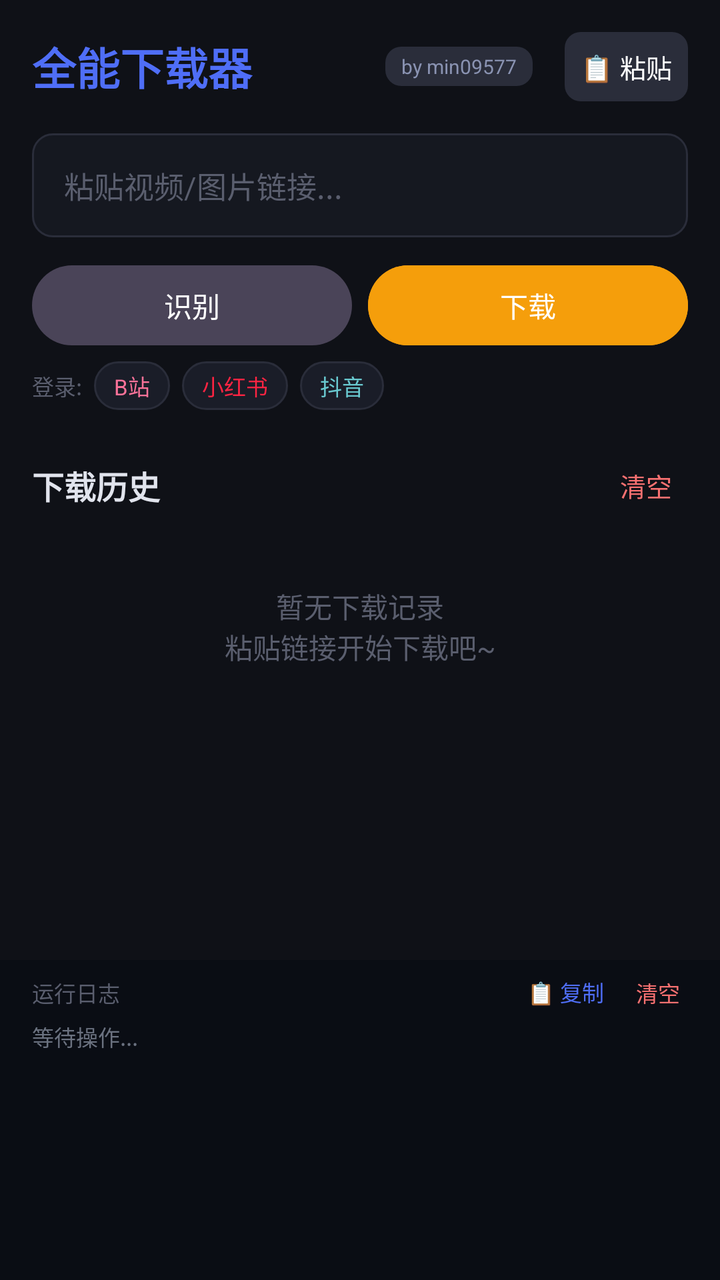
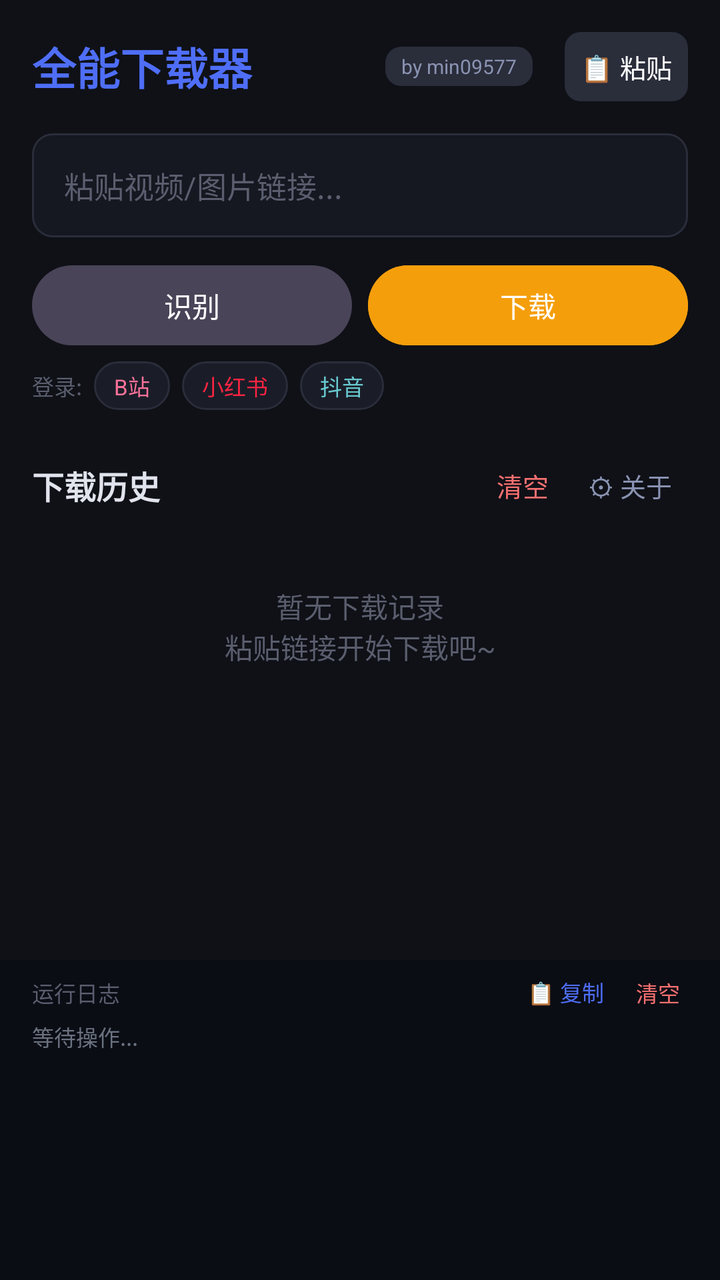

Before-and-after screenshots of an Android layout around one commit, followed by the original layout XML and the change that was made.
<!-- AndroidManifest.xml: application theme Theme.UniversalDownloader -->
<!-- res/layout/activity_main.xml -->
<?xml version="1.0" encoding="utf-8"?>
<LinearLayout xmlns:android="http://schemas.android.com/apk/res/android"
    xmlns:app="http://schemas.android.com/apk/res-auto"
    android:layout_width="match_parent"
    android:layout_height="match_parent"
    android:orientation="vertical"
    android:background="#0F1117"
    android:fitsSystemWindows="true">

    
    <LinearLayout
        android:layout_width="match_parent"
        android:layout_height="wrap_content"
        android:gravity="center_vertical"
        android:orientation="horizontal"
        android:padding="16dp">

        <TextView
            android:layout_width="0dp"
            android:layout_height="wrap_content"
            android:layout_weight="1"
            android:text="全能下载器"
            android:textColor="#4F6EF7"
            android:textSize="22sp"
            android:textStyle="bold" />

        <TextView
            android:id="@+id/tvAuthor"
            android:layout_width="wrap_content"
            android:layout_height="wrap_content"
            android:background="@drawable/bg_button_small"
            android:paddingHorizontal="8dp"
            android:paddingVertical="3dp"
            android:text="by min09577"
            android:textColor="#8A93B2"
            android:textSize="10sp"
            android:layout_marginEnd="8dp" />

        <TextView
            android:id="@+id/tvVersion"
            android:layout_width="wrap_content"
            android:layout_height="wrap_content"
            android:textColor="#4A4E5E"
            android:textSize="11sp"
            android:layout_marginEnd="8dp" />

        <TextView
            android:id="@+id/btnPaste"
            android:layout_width="wrap_content"
            android:layout_height="wrap_content"
            android:background="@drawable/bg_button_small"
            android:clickable="true"
            android:focusable="true"
            android:padding="8dp"
            android:text="📋 粘贴"
            android:textColor="@android:color/white"
            android:textSize="13sp" />
    </LinearLayout>

    
    <LinearLayout
        android:layout_width="match_parent"
        android:layout_height="wrap_content"
        android:orientation="vertical"
        android:paddingHorizontal="16dp">

        <EditText
            android:id="@+id/etUrl"
            android:layout_width="match_parent"
            android:layout_height="52dp"
            android:background="@drawable/bg_input"
            android:hint="粘贴视频/图片链接..."
            android:inputType="textUri"
            android:maxLines="1"
            android:paddingHorizontal="16dp"
            android:textColor="#E1E4ED"
            android:textColorHint="#5A5E6E"
            android:textSize="15sp" />

        <LinearLayout
            android:layout_width="match_parent"
            android:layout_height="wrap_content"
            android:layout_marginTop="10dp"
            android:orientation="horizontal">

            <Button
                android:id="@+id/btnAnalyze"
                style="@style/Widget.Material3.Button.TonalButton"
                android:layout_width="0dp"
                android:layout_height="48dp"
                android:layout_marginEnd="8dp"
                android:layout_weight="1"
                android:text="识别"
                android:textColor="@android:color/white" />

            <Button
                android:id="@+id/btnDownload"
                style="@style/Widget.Material3.Button.TonalButton"
                android:layout_width="0dp"
                android:layout_height="48dp"
                android:layout_weight="1"
                android:backgroundTint="#F59E0B"
                android:enabled="false"
                android:text="下载"
                android:textColor="@android:color/white" />
        </LinearLayout>
    </LinearLayout>

    
    <LinearLayout
        android:layout_width="match_parent"
        android:layout_height="wrap_content"
        android:layout_marginHorizontal="16dp"
        android:layout_marginTop="4dp"
        android:gravity="center_vertical"
        android:orientation="horizontal">

        <TextView
            android:layout_width="wrap_content"
            android:layout_height="wrap_content"
            android:text="登录:"
            android:textColor="#5A5E6E"
            android:textSize="11sp" />

        <TextView
            android:id="@+id/btnLoginBilibili"
            android:layout_width="wrap_content"
            android:layout_height="wrap_content"
            android:layout_marginStart="6dp"
            android:background="@drawable/bg_login_btn"
            android:clickable="true"
            android:focusable="true"
            android:paddingHorizontal="10dp"
            android:paddingVertical="4dp"
            android:text="B站"
            android:textColor="#FB7299"
            android:textSize="11sp" />

        <TextView
            android:id="@+id/btnLoginXhs"
            android:layout_width="wrap_content"
            android:layout_height="wrap_content"
            android:layout_marginStart="6dp"
            android:background="@drawable/bg_login_btn"
            android:clickable="true"
            android:focusable="true"
            android:paddingHorizontal="10dp"
            android:paddingVertical="4dp"
            android:text="小红书"
            android:textColor="#FF2442"
            android:textSize="11sp" />

        <TextView
            android:id="@+id/btnLoginDouyin"
            android:layout_width="wrap_content"
            android:layout_height="wrap_content"
            android:layout_marginStart="6dp"
            android:background="@drawable/bg_login_btn"
            android:clickable="true"
            android:focusable="true"
            android:paddingHorizontal="10dp"
            android:paddingVertical="4dp"
            android:text="抖音"
            android:textColor="#69C9D0"
            android:textSize="11sp" />
    </LinearLayout>

    
    <LinearLayout
        android:id="@+id/layoutResult"
        android:layout_width="match_parent"
        android:layout_height="wrap_content"
        android:layout_margin="16dp"
        android:background="@drawable/bg_card"
        android:orientation="vertical"
        android:padding="14dp"
        android:visibility="gone">

        <TextView
            android:id="@+id/tvResultTitle"
            android:layout_width="match_parent"
            android:layout_height="wrap_content"
            android:ellipsize="end"
            android:maxLines="2"
            android:textColor="#E1E4ED"
            android:textSize="15sp"
            android:textStyle="bold" />

        <TextView
            android:id="@+id/tvResultPlatform"
            android:layout_width="wrap_content"
            android:layout_height="wrap_content"
            android:layout_marginTop="4dp"
            android:textColor="#8B8FA8"
            android:textSize="13sp" />
    </LinearLayout>

    
    <LinearLayout
        android:id="@+id/layoutProgress"
        android:layout_width="match_parent"
        android:layout_height="wrap_content"
        android:layout_marginHorizontal="16dp"
        android:orientation="vertical"
        android:visibility="gone">

        <ProgressBar
            android:id="@+id/progressBar"
            style="?android:attr/progressBarStyleHorizontal"
            android:layout_width="match_parent"
            android:layout_height="6dp"
            android:max="100"
            android:progressTint="#4F6EF7" />

        <LinearLayout
            android:layout_width="match_parent"
            android:layout_height="wrap_content"
            android:layout_marginTop="6dp"
            android:orientation="horizontal">

            <TextView
                android:id="@+id/tvProgress"
                android:layout_width="0dp"
                android:layout_height="wrap_content"
                android:layout_weight="1"
                android:textColor="#8B8FA8"
                android:textSize="12sp" />

            <TextView
                android:id="@+id/tvSpeed"
                android:layout_width="wrap_content"
                android:layout_height="wrap_content"
                android:textColor="#8B8FA8"
                android:textSize="12sp" />
        </LinearLayout>
    </LinearLayout>

    
    <LinearLayout
        android:layout_width="match_parent"
        android:layout_height="wrap_content"
        android:layout_marginHorizontal="16dp"
        android:layout_marginTop="20dp"
        android:gravity="center_vertical"
        android:orientation="horizontal">

        <TextView
            android:layout_width="0dp"
            android:layout_height="wrap_content"
            android:layout_weight="1"
            android:text="下载历史"
            android:textColor="#E1E4ED"
            android:textSize="16sp"
            android:textStyle="bold" />

        <TextView
            android:id="@+id/btnClearHistory"
            android:layout_width="wrap_content"
            android:layout_height="wrap_content"
            android:clickable="true"
            android:focusable="true"
            android:padding="8dp"
            android:text="清空"
            android:textColor="#F87171"
            android:textSize="13sp" />
    </LinearLayout>

    
    <TextView
        android:id="@+id/tvEmptyHistory"
        android:layout_width="match_parent"
        android:layout_height="0dp"
        android:layout_weight="1"
        android:gravity="center"
        android:text="暂无下载记录\n粘贴链接开始下载吧~"
        android:textAlignment="center"
        android:textColor="#5A5E6E"
        android:textSize="14sp" />

    
    <androidx.recyclerview.widget.RecyclerView
        android:id="@+id/rvHistory"
        android:layout_width="match_parent"
        android:layout_height="0dp"
        android:layout_weight="1"
        android:layout_marginHorizontal="16dp"
        android:layout_marginTop="8dp"
        android:clipToPadding="false"
        android:paddingBottom="8dp" />

    
    <LinearLayout
        android:id="@+id/layoutLog"
        android:layout_width="match_parent"
        android:layout_height="160dp"
        android:background="#0A0D14"
        android:orientation="vertical">

        <LinearLayout
            android:layout_width="match_parent"
            android:layout_height="wrap_content"
            android:gravity="center_vertical"
            android:orientation="horizontal"
            android:paddingHorizontal="16dp"
            android:paddingTop="4dp"
            android:paddingBottom="2dp">

            <TextView
                android:layout_width="0dp"
                android:layout_height="wrap_content"
                android:layout_weight="1"
                android:text="运行日志"
                android:textColor="#5A5E6E"
                android:textSize="11sp" />

            <TextView
                android:id="@+id/btnCopyLog"
                android:layout_width="wrap_content"
                android:layout_height="wrap_content"
                android:clickable="true"
                android:focusable="true"
                android:padding="4dp"
                android:text="📋 复制"
                android:textColor="#4F6EF7"
                android:textSize="11sp" />

            <TextView
                android:id="@+id/btnClearLog"
                android:layout_width="wrap_content"
                android:layout_height="wrap_content"
                android:clickable="true"
                android:focusable="true"
                android:padding="4dp"
                android:paddingStart="12dp"
                android:text="清空"
                android:textColor="#F87171"
                android:textSize="11sp" />
        </LinearLayout>

        <ScrollView
            android:id="@+id/scrollLog"
            android:layout_width="match_parent"
            android:layout_height="0dp"
            android:layout_weight="1"
            android:paddingHorizontal="16dp"
            android:paddingBottom="8dp">

            <TextView
                android:id="@+id/tvLog"
                android:layout_width="match_parent"
                android:layout_height="wrap_content"
                android:text="等待操作..."
                android:textColor="#6B7280"
                android:textSize="11sp"
                android:fontFamily="monospace"
                android:textIsSelectable="true" />
        </ScrollView>
    </LinearLayout>

</LinearLayout>
<!-- resources referenced by this layout -->
<resources>
  <!-- drawable bg_button_small (drawable) -->
  <?xml version="1.0" encoding="utf-8"?>
  <shape xmlns:android="http://schemas.android.com/apk/res/android"
      android:shape="rectangle">
      <solid android:color="#2A2D3A" />
      <corners android:radius="8dp" />
  </shape>
  <!-- drawable bg_card (drawable) -->
  <?xml version="1.0" encoding="utf-8"?>
  <shape xmlns:android="http://schemas.android.com/apk/res/android"
      android:shape="rectangle">
      <solid android:color="#1A1D27" />
      <corners android:radius="12dp" />
      <stroke android:width="1dp" android:color="#2A2D3A" />
  </shape>
  <!-- drawable bg_input (drawable) -->
  <?xml version="1.0" encoding="utf-8"?>
  <shape xmlns:android="http://schemas.android.com/apk/res/android"
      android:shape="rectangle">
      <solid android:color="#151820" />
      <corners android:radius="10dp" />
      <stroke android:width="1dp" android:color="#2A2D3A" />
  </shape>
  <!-- drawable bg_login_btn (drawable) -->
  <?xml version="1.0" encoding="utf-8"?>
  <shape xmlns:android="http://schemas.android.com/apk/res/android">
      <solid android:color="#1A1D28" />
      <corners android:radius="12dp" />
      <stroke android:width="1dp" android:color="#2A2D3A" />
  </shape>
  <style name="Theme.UniversalDownloader" parent="Theme.Material3.Dark.NoActionBar">
          <item name="colorPrimary">@color/primary</item>
          <item name="colorOnPrimary">@android:color/white</item>
          <item name="android:colorBackground">@color/background</item>
          <item name="android:statusBarColor">@color/background</item>
          <item name="android:navigationBarColor">@color/background</item>
          <item name="android:windowLightStatusBar">false</item>
      </style>
  <color name="primary">#4F6EF7</color>
  <color name="background">#0F1117</color>
</resources>

<!-- the commit's change to res/layout/activity_main.xml (unified diff, before → after) -->
@@ -263,6 +263,18 @@
             android:text="清空"
             android:textColor="#F87171"
             android:textSize="13sp" />
+
+        <TextView
+            android:id="@+id/btnSettings"
+            android:layout_width="wrap_content"
+            android:layout_height="wrap_content"
+            android:clickable="true"
+            android:focusable="true"
+            android:padding="8dp"
+            android:paddingStart="12dp"
+            android:text="⚙ 关于"
+            android:textColor="#8A93B2"
+            android:textSize="13sp" />
     </LinearLayout>
 
     
